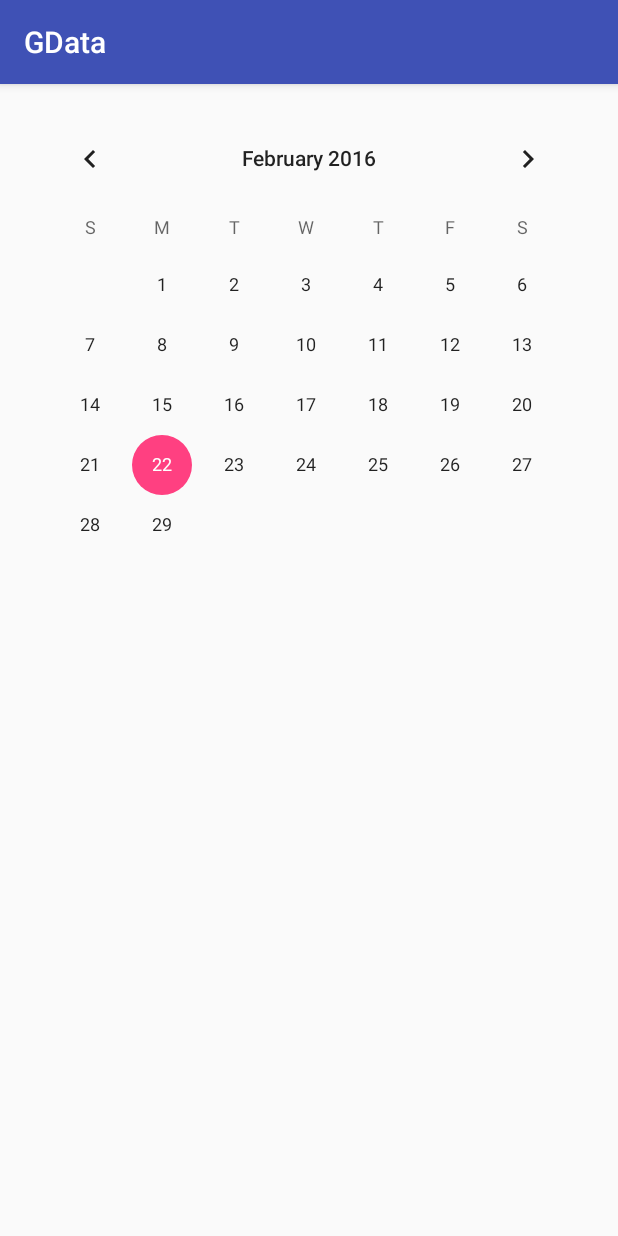
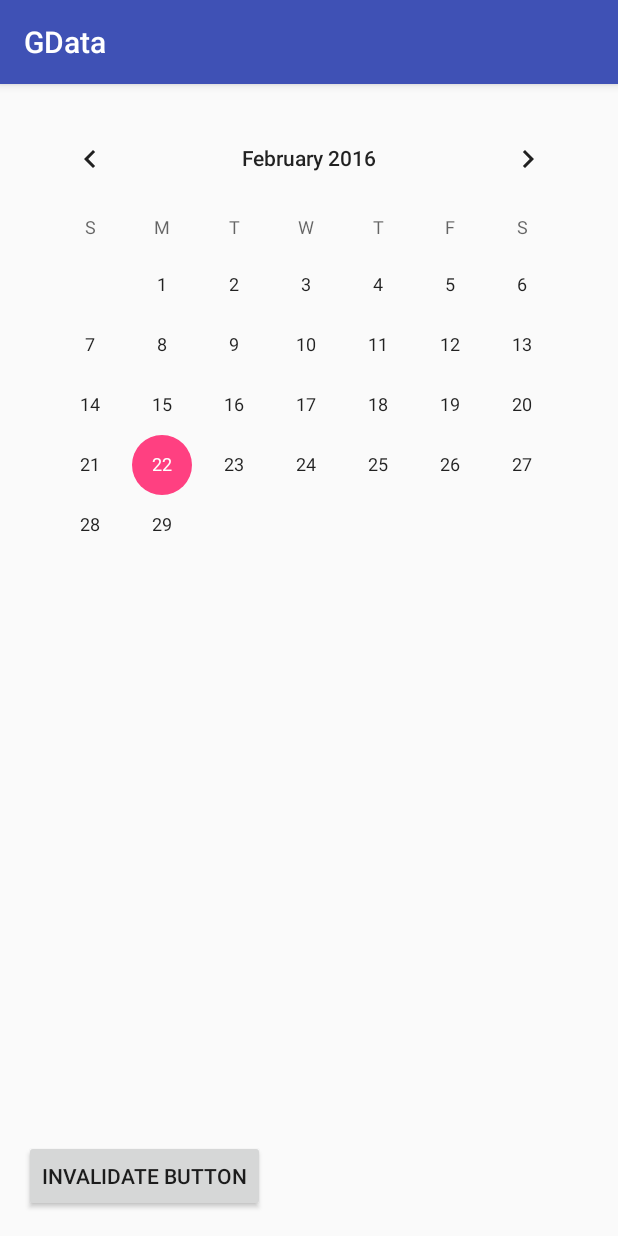
Before and after one commit to SongMiLee/GData, an Android app: the CalendarActivity screen opened directly, with no data from a screen before it, on a phone screen of 412 x 824 dp. Run offline under Robolectric (Android 15) with nearby library versions, the phone set to English and light mode, and no system bars; libraries missing offline, so code that uses them is left out: com.google.api.client, com.google.api.services; 1 statement that could not run was skipped.

```diff
--- a/GDAta/app/src/main/res/layout/activity_calendar.xml
+++ b/GDAta/app/src/main/res/layout/activity_calendar.xml
@@ -14,4 +14,12 @@
         android:layout_alignParentTop="true"
         android:layout_alignParentStart="true"
         android:layout_alignParentEnd="true" />
+
+    <Button
+        android:layout_width="wrap_content"
+        android:layout_height="wrap_content"
+        android:text="Invalidate Button"
+        android:id="@+id/btn_invalidate"
+        android:layout_alignBottom="@+id/calendarView"
+        android:layout_alignParentStart="true" />
 </RelativeLayout>
```
Also changed, not shown: GDAta/app/src/main/java/data/hci/gdata/Activity/CalendarActivity.java (+16 -4 lines).
